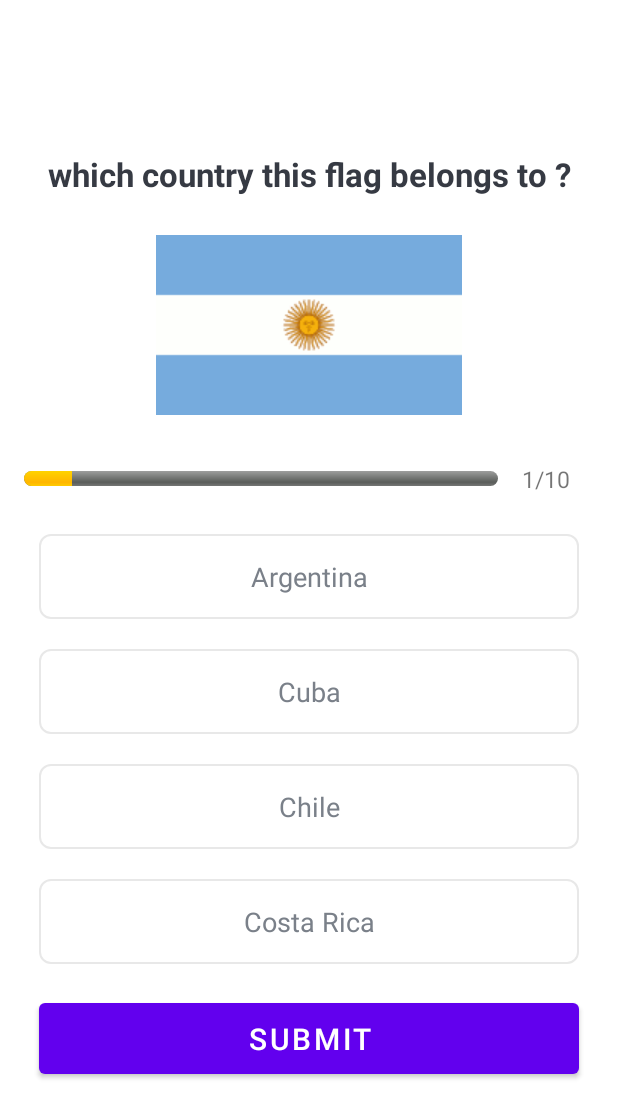
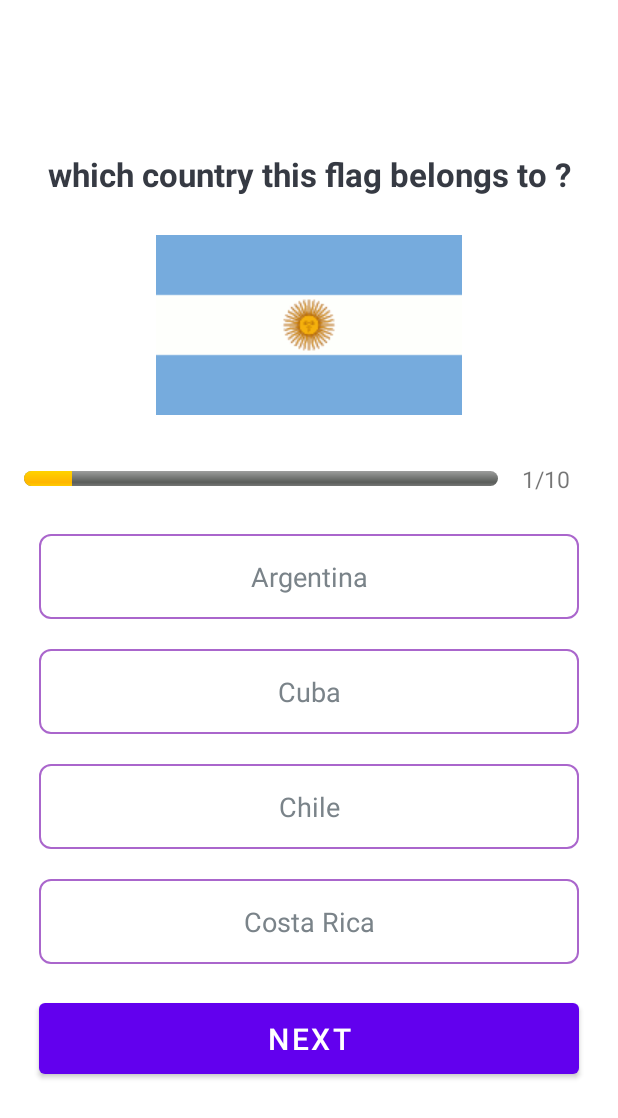
Before and after one commit to predator313/myQuizzApp, an Android app: the QuestionsActivity screen opened directly, with no data from a screen before it, on a phone screen of 412 x 824 dp. Shown: the top 1118 px of the screen. Run offline under Robolectric (Android 15) with nearby library versions, the phone set to English and light mode, and no system bars.

Commit message:
all done

```diff
--- a/app/src/main/AndroidManifest.xml
+++ b/app/src/main/AndroidManifest.xml
@@ -11,6 +11,9 @@
         android:supportsRtl="true"
         android:theme="@style/Theme.QuizApp"
         tools:targetApi="31">
+        <activity
+            android:name=".ResultActivity"
+            android:exported="false" />
         <activity
             android:name=".QuestionsActivity"
             android:exported="false" />
--- a/app/src/main/java/com/example/quizapp/Constants.kt
+++ b/app/src/main/java/com/example/quizapp/Constants.kt
@@ -1,6 +1,9 @@
 package com.example.quizapp
 
 object Constants {
+    const val UserName:String="User Name"
+    const val TotalQuestion:String="Total_Question"
+    const val Correct_Answer:String="Correct_Answer"
     fun getQuestion():ArrayList<Question>{
         val questionList=ArrayList<Question>()
         val q1=Question(
--- a/app/src/main/java/com/example/quizapp/MainActivity.kt
+++ b/app/src/main/java/com/example/quizapp/MainActivity.kt
@@ -16,6 +16,7 @@ class MainActivity : AppCompatActivity() {
         btnStart.setOnClickListener {
             if(name.text.isNotEmpty()){
                 val intent=Intent(this,QuestionsActivity::class.java)
+                intent.putExtra(Constants.UserName,name.text.toString())
                 startActivity(intent)
                 finish()
             }
--- a/app/src/main/java/com/example/quizapp/QuestionsActivity.kt
+++ b/app/src/main/java/com/example/quizapp/QuestionsActivity.kt
@@ -1,13 +1,21 @@
 package com.example.quizapp
 
+import android.content.Intent
+import android.graphics.Color
+import android.graphics.Typeface
 import androidx.appcompat.app.AppCompatActivity
 import android.os.Bundle
+import android.view.View
 import android.widget.Button
 import android.widget.ImageView
 import android.widget.ProgressBar
 import android.widget.TextView
+import androidx.core.content.ContextCompat
 
-class QuestionsActivity : AppCompatActivity() {
+class QuestionsActivity : AppCompatActivity(),View.OnClickListener {
+    private var mcurrPos:Int=1
+    private var mQuestionList:ArrayList<Question>?=null
+    private var mSelectedPos:Int=0
     private var progressBar:ProgressBar?=null
     private var tvProgress:TextView?=null
     private var tvQuestion:TextView?=null
@@ -17,29 +25,151 @@ class QuestionsActivity : AppCompatActivity() {
     private var tvOption3:TextView?=null
     private var tvOption4:TextView?=null
     private var btnSubmitQuestion:Button?=null
+    private var mUserName:String?=null
+    private var mCorrectAnswer:Int=0
     override fun onCreate(savedInstanceState: Bundle?) {
         super.onCreate(savedInstanceState)
         setContentView(R.layout.activity_questions)
-        progressBar=findViewById(R.id.progressbar)
-        tvProgress=findViewById(R.id.tvProgress)
-        tvQuestion=findViewById(R.id.tvQuestions)
-        ivImage=findViewById(R.id.iv_image)
-        tvOption1=findViewById(R.id.option1)
-        tvOption2=findViewById(R.id.option2)
-        tvOption3=findViewById(R.id.option3)
-        tvOption4=findViewById(R.id.option4)
-        btnSubmitQuestion=findViewById(R.id.btnSubmitQuestion)
-        val questionList=Constants.getQuestion()
-        var currPos=1
-        val question:Question=questionList[currPos-1]
-        ivImage?.setImageResource(question.image)
-        progressBar?.progress=currPos
-        tvProgress?.text="$currPos/${progressBar?.max}"
-        tvQuestion?.text=question.Question
-        tvOption1?.text=question.optionOne
-        tvOption2?.text=question.optionTwo
-        tvOption3?.text=question.optionThree
-        tvOption4?.text=question.optionFour
+
+        progressBar = findViewById(R.id.progressbar)
+        tvProgress = findViewById(R.id.tvProgress)
+        tvQuestion = findViewById(R.id.tvQuestions)
+        ivImage = findViewById(R.id.iv_image)
+        tvOption1 = findViewById(R.id.option1)
+        tvOption2 = findViewById(R.id.option2)
+        tvOption3 = findViewById(R.id.option3)
+        tvOption4 = findViewById(R.id.option4)
+        btnSubmitQuestion = findViewById(R.id.btnSubmitQuestion)
+
+        tvOption1?.setOnClickListener(this)
+        tvOption2?.setOnClickListener(this)
+        tvOption3?.setOnClickListener(this)
+        tvOption4?.setOnClickListener(this)
+        btnSubmitQuestion?.setOnClickListener(this)
+        mQuestionList = Constants.getQuestion()
+        mUserName=intent.getStringExtra(Constants.UserName)
+        setQuestion()
+        defaultOptionView()
 
     }
+
+    private fun setQuestion() {
+        defaultOptionView()
+
+        val question: Question = mQuestionList!![mcurrPos - 1]
+        ivImage?.setImageResource(question.image)
+        progressBar?.progress = mcurrPos
+        tvProgress?.text = "$mcurrPos/${progressBar?.max}"
+        tvQuestion?.text = question.Question
+        tvOption1?.text = question.optionOne
+        tvOption2?.text = question.optionTwo
+        tvOption3?.text = question.optionThree
+        tvOption4?.text = question.optionFour
+        if(mcurrPos==mQuestionList!!.size){
+            btnSubmitQuestion?.text="Finish"
+        }
+        else{
+            btnSubmitQuestion?.text="Next"
+        }
+    }
+    private fun defaultOptionView(){
+        val option=ArrayList<TextView>()
+        tvOption1?.let {
+            option.add(0,it)
+        }
+        tvOption2?.let {
+            option.add(1,it)
+        }
+        tvOption3?.let {
+            option.add(2,it)
+        }
+        tvOption4?.let {
+            option.add(3,it)
+        }
+        for(op in option){
+            op.setTextColor(Color.parseColor("#7A8389"))
+            op.typeface= Typeface.DEFAULT
+            op.background=ContextCompat.getDrawable(
+                this,
+                R.drawable.default_option_bg
+            )
+        }
+    }
+    private fun selectedOptionView(tv:TextView,selectedOption:Int){
+        defaultOptionView()
+        mSelectedPos=selectedOption
+        tv.setTextColor(Color.parseColor("#363A43"))
+        tv.setTypeface(tv.typeface,Typeface.BOLD)
+    }
+
+    override fun onClick(view: View?) {
+        when(view?.id){
+            R.id.option1 ->{
+                tvOption1?.let {
+                    selectedOptionView(it,1)
+                }
+            } R.id.option2 ->{
+                tvOption2?.let {
+                    selectedOptionView(it,2)
+                }
+            } R.id.option3 ->{
+                tvOption3?.let {
+                    selectedOptionView(it,3)
+                }
+            } R.id.option4 ->{
+                tvOption4?.let {
+                    selectedOptionView(it,4)
+                }
+            }
+            R.id.btnSubmitQuestion ->{
+                if(mSelectedPos==0){
+                    mcurrPos++
+                    when{mcurrPos<=mQuestionList!!.size ->{
+                        setQuestion()
+                    }
+                        else ->{
+                            val intent=Intent(this,ResultActivity::class.java)
+                            intent.putExtra(Constants.UserName,mUserName)
+                            intent.putExtra(Constants.Correct_Answer,mCorrectAnswer)
+                            intent.putExtra(Constants.TotalQuestion,mQuestionList?.size)
+                            startActivity(intent)
+                            finish()
+                        }
+                    }
+                }
+                else{
+                    val question=mQuestionList?.get(mcurrPos-1)
+                    if(question!!.correctAnswer!=mSelectedPos){
+                        answerView(mSelectedPos,R.drawable.wrong_option_bg)
+                    }
+                    else mCorrectAnswer++
+                    answerView(question.correctAnswer,R.drawable.correct_option_bg)
+                    if(mcurrPos==mQuestionList!!.size){
+                        btnSubmitQuestion?.text="Finish"
+//                        val intent=Intent(this,ResultActivity::class.java)
+//                        intent.putExtra(Constants.UserName,mUserName)
+//                        startActivity(intent)
+//                        finish()
+                    }
+                    else{
+                        btnSubmitQuestion?.text="Next Question"
+                    }
+                    mSelectedPos=0
+                }
+            }
+        }
+    }
+    private fun answerView(answer:Int,drawableView:Int){
+        when(answer){
+            1 ->{
+                tvOption1?.background=ContextCompat.getDrawable(this,drawableView)
+            }2 ->{
+                tvOption2?.background=ContextCompat.getDrawable(this,drawableView)
+            }3 ->{
+                tvOption3?.background=ContextCompat.getDrawable(this,drawableView)
+            }4 ->{
+                tvOption4?.background=ContextCompat.getDrawable(this,drawableView)
+            }
+        }
+    }
 }
--- /dev/null
+++ b/app/src/main/res/drawable/correct_option_bg.xml
@@ -0,0 +1,12 @@
+<?xml version="1.0" encoding="utf-8"?>
+<shape xmlns:android="http://schemas.android.com/apk/res/android"
+    android:shape="rectangle"
+    >
+
+    <solid
+        android:color="@android:color/holo_green_light"/>
+    <corners
+        android:radius="7dp"/>
+
+
+</shape>
--- a/app/src/main/res/drawable/default_option_bg.xml
+++ b/app/src/main/res/drawable/default_option_bg.xml
@@ -4,7 +4,7 @@
     >
     <stroke
         android:width="1dp"
-        android:color="#e8e8e8"
+        android:color="@android:color/holo_purple"
         />
     <solid
         android:color="@color/white"/>
--- /dev/null
+++ b/app/src/main/res/drawable/wrong_option_bg.xml
@@ -0,0 +1,12 @@
+<?xml version="1.0" encoding="utf-8"?>
+<shape xmlns:android="http://schemas.android.com/apk/res/android"
+    android:shape="rectangle"
+    >
+
+    <solid
+        android:color="@android:color/holo_red_light"/>
+    <corners
+        android:radius="7dp"/>
+
+
+</shape>
```
Also changed, not shown: app/src/main/java/com/example/quizapp/ResultActivity.kt (added, +31 -0 lines), app/src/main/res/layout/activity_result.xml (added, +67 -0 lines), app/src/main/res/drawable/ic_trophy.png (added), 2 other files.
